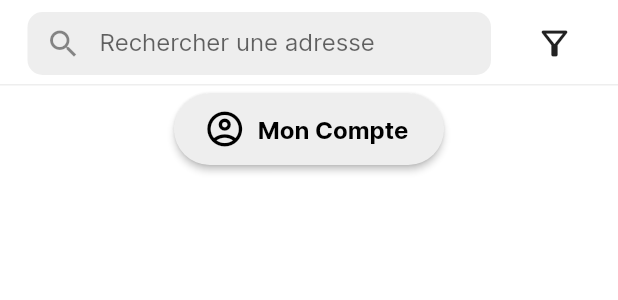
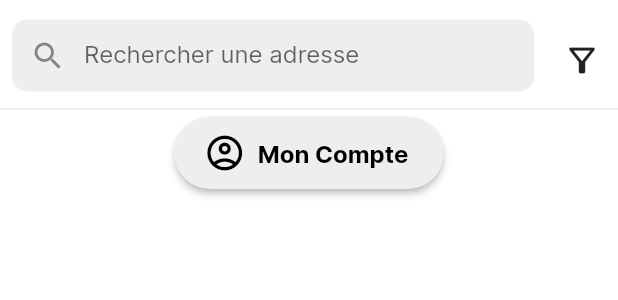
Before and after one commit to guilhem-cros/Econet_FrontEnd, a Flutter app: the MapBar widget shown alone on an empty page, opened directly with empty values, on a phone screen of 412 x 824 dp. Shown: the top 300 px of the screen. Run offline on Flutter 3.47's test engine with Material 2 defaults, Android fonts, the phone set to English and light mode, and no system bars; our stand-ins replace file_picker, firebase_auth, firebase_core, firebase_storage, flutter_colorpicker, flutter_dotenv and 4 more; accounts and stored records are empty; network calls fail.

Commit message:
Adress autocomplete add to map bar done.

```diff
--- a/lib/screens/map/map_bar.dart
+++ b/lib/screens/map/map_bar.dart
@@ -1,8 +1,11 @@
 import 'package:flutter/material.dart';
+import 'package:google_maps_flutter/google_maps_flutter.dart';
 import 'package:image_upload/DAOs/type_DAO.dart';
 import 'package:image_upload/models/ecospot.dart';
 import 'package:image_upload/models/type.dart';
 import 'package:image_upload/screens/menu/menu.dart';
+
+import '../../widgets/search_location.dart';
 
 
 class MapBar extends StatefulWidget{
@@ -74,6 +77,7 @@ class _MapBarState extends State<MapBar>{
 
     Widget buildFilterMenu() {
       return PopupMenuButton<String>(
+        padding: const EdgeInsets.only(bottom: 10),
         onSelected: (String value) {
           setState(() {
             if (selectedEcospotTypes.contains(value)) {
@@ -162,15 +166,31 @@ class _MapBarState extends State<MapBar>{
             decoration: const BoxDecoration(border: Border(bottom: BorderSide(color: Color.fromRGBO(238, 238 , 238, 1)))),
             padding: const EdgeInsets.only(bottom: 3),
             child: Row(
+              crossAxisAlignment: CrossAxisAlignment.end,
              mainAxisAlignment: MainAxisAlignment.spaceEvenly,
               children: [
-                searchBar,
+                Expanded(child:
+                  SearchLocation(decoration:
+                    InputDecoration(
+                      labelText: 'Rechercher une adresse',
+                      prefixIcon: const Icon(Icons.search),
+                      filled: true,
+                      fillColor: const Color.fromARGB(255, 238, 238, 238),
+                      border: OutlineInputBorder(borderRadius: BorderRadius.circular(10.0), borderSide: BorderSide.none),
+                      contentPadding: const EdgeInsets.all(0),
+                    ),top: true,
+                      onSelectedLocation: (LatLng? latLng) {
+                        print(latLng);
+                      }
+                    ),
+                ),
                 buildFilterMenu(),
               ],
             ),
           ),
-          const SizedBox(height: 5,),
+          const SizedBox(height: 5),
           menuButton,
+          const SizedBox(height: 5),
         ],
       )
     );
--- a/lib/widgets/search_location.dart
+++ b/lib/widgets/search_location.dart
@@ -98,9 +98,11 @@ class _SearchLocationState extends State<SearchLocation> {
   Widget build(BuildContext context) {
     return Column(children: [
       if (widget.top && placePredictions.isNotEmpty)
-        Expanded(
-          child: Container(
+        SizedBox(
+          height: 180,
           child: ListView.builder(
+            padding: const EdgeInsets.only(top: 2),
+            shrinkWrap: true,
             itemCount: placePredictions.length,
             itemBuilder: (context, index) => LocationList(
                 location: placePredictions[index].description!,
@@ -114,10 +116,9 @@ class _SearchLocationState extends State<SearchLocation> {
             ),
           ),
         ),
-        ),
       Form(
         child: Padding(
-          padding: const EdgeInsets.all(20),
+          padding: const EdgeInsets.all(8),
           child: TextFormField(
             validator: widget.validator,
             focusNode: _focusNode,
@@ -131,9 +132,10 @@ class _SearchLocationState extends State<SearchLocation> {
         ),
       ),
       if (!widget.top && placePredictions.isNotEmpty)
-        Expanded(
-          child: Container(
+        SizedBox(
+          height: 180,
           child: ListView.builder(
+            shrinkWrap: true,
             itemCount: placePredictions.length,
             itemBuilder: (context, index) => LocationList(
                 location: placePredictions[index].description!,
@@ -147,7 +149,6 @@ class _SearchLocationState extends State<SearchLocation> {
             ),
           ),
         ),
-        ),
     ]);
   }
 }
```
Also changed, not shown: lib/widgets/lists/location_list.dart (+7 -2 lines). Lines whose indentation alone changed are shown as unchanged.
